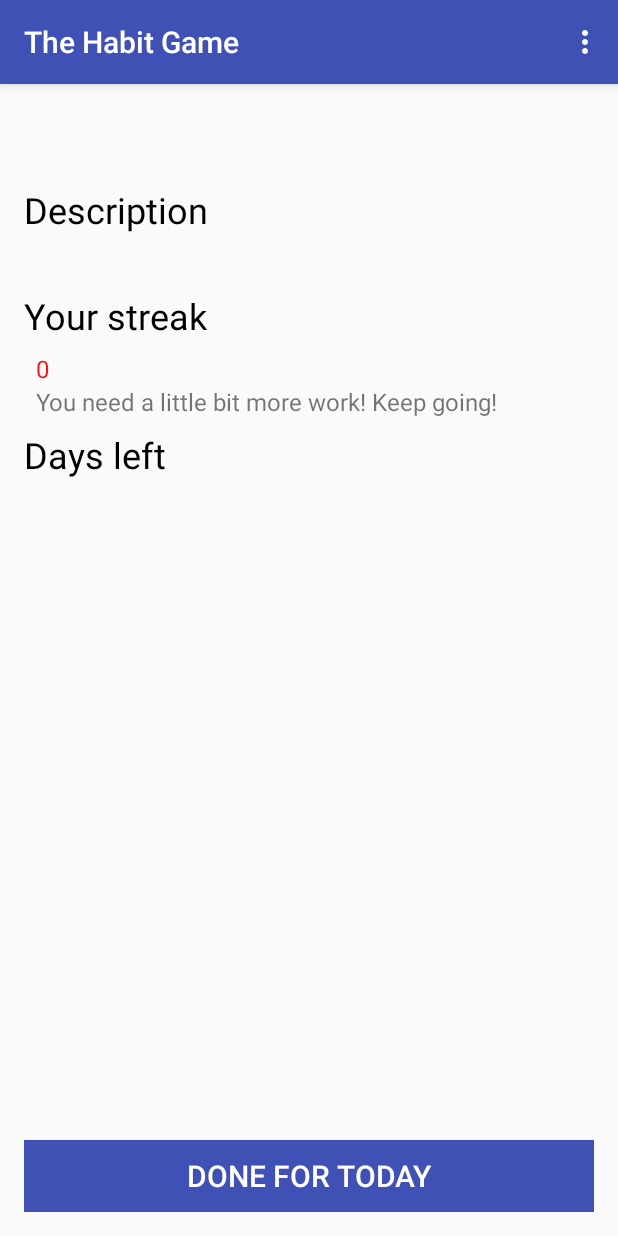
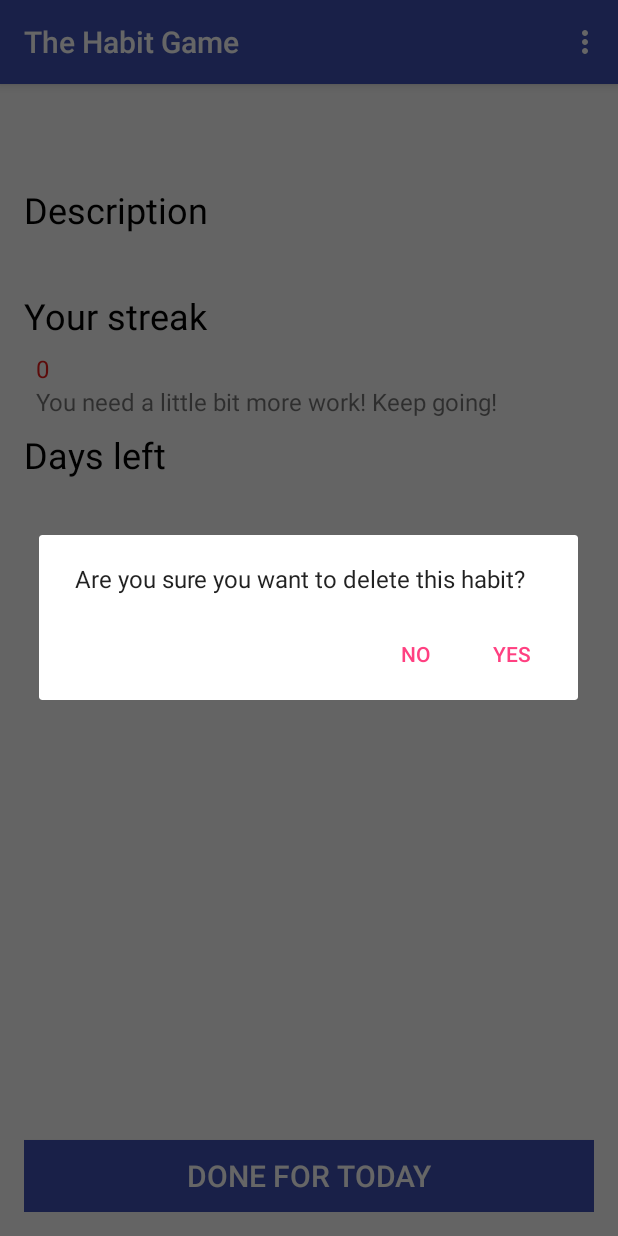
Before and after one commit to sayard/The-Habit-Game, an Android app: the HabitDetailActivity screen opened directly, with no data from a screen before it, in the options menu, after a tap on "Delete habit", on a phone screen of 412 x 824 dp. Run offline under Robolectric (Android 15) with nearby library versions, the phone set to English and light mode, and no system bars.

Commit message:
Added Dialog to confirm deleting habit

```diff
--- a/app/src/main/java/pl/c0/sayard/thehabitgame/HabitDetailActivity.java
+++ b/app/src/main/java/pl/c0/sayard/thehabitgame/HabitDetailActivity.java
@@ -2,10 +2,12 @@ package pl.c0.sayard.thehabitgame;
 
 import android.app.ActionBar;
 import android.content.ContentValues;
+import android.content.DialogInterface;
 import android.content.Intent;
 import android.database.Cursor;
 import android.database.sqlite.SQLiteDatabase;
 import android.graphics.Color;
+import android.support.v7.app.AlertDialog;
 import android.support.v7.app.AppCompatActivity;
 import android.os.Bundle;
 import android.view.Menu;
@@ -84,12 +86,34 @@ public class HabitDetailActivity extends AppCompatActivity {
         int id = item.getItemId();
 
         if(id == R.id.action_delete_habit){
-            if(deleteHabitFromDatabase()){
-                Intent intent = new Intent(this, MainActivity.class);
-                startActivity(intent);
-            }else{
-                Toast.makeText(this, "Deleting has failed. Please try again.", Toast.LENGTH_SHORT).show();
-            }
+
+            DialogInterface.OnClickListener dialogClickListenter = new DialogInterface.OnClickListener() {
+                @Override
+                public void onClick(DialogInterface dialog, int which) {
+                    switch (which)
+                    {
+                        case DialogInterface.BUTTON_POSITIVE:
+                            if(deleteHabitFromDatabase()){
+                                Intent intent = new Intent(HabitDetailActivity.this, MainActivity.class);
+                                startActivity(intent);
+                            }else{
+                                Toast.makeText(HabitDetailActivity.this, "Deleting has failed. Please try again.", Toast.LENGTH_SHORT).show();
+                            }
+                            break;
+                        case DialogInterface.BUTTON_NEGATIVE:
+                            return;
+                        default:
+                            return;
+                    }
+                }
+            };
+
+            AlertDialog.Builder builder = new AlertDialog.Builder(this);
+            builder.setMessage("Are you sure you want to delete this habit?")
+                    .setPositiveButton("Yes", dialogClickListenter)
+                    .setNegativeButton("No", dialogClickListenter)
+                    .show();
+
             return true;
         }
 
```
